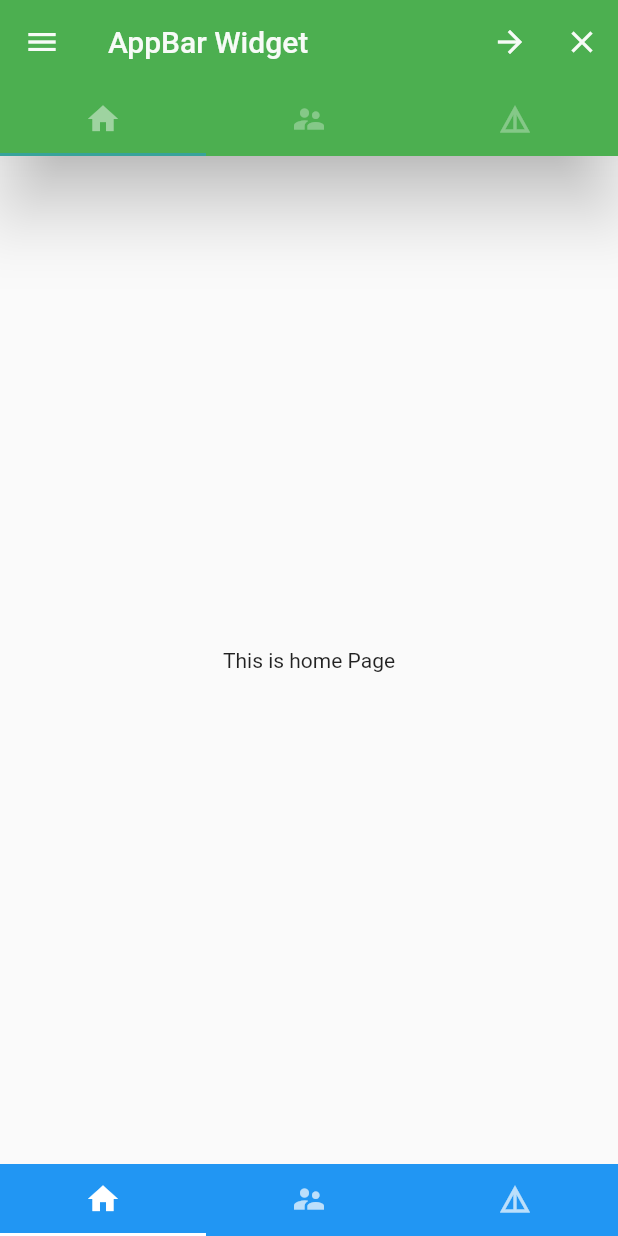
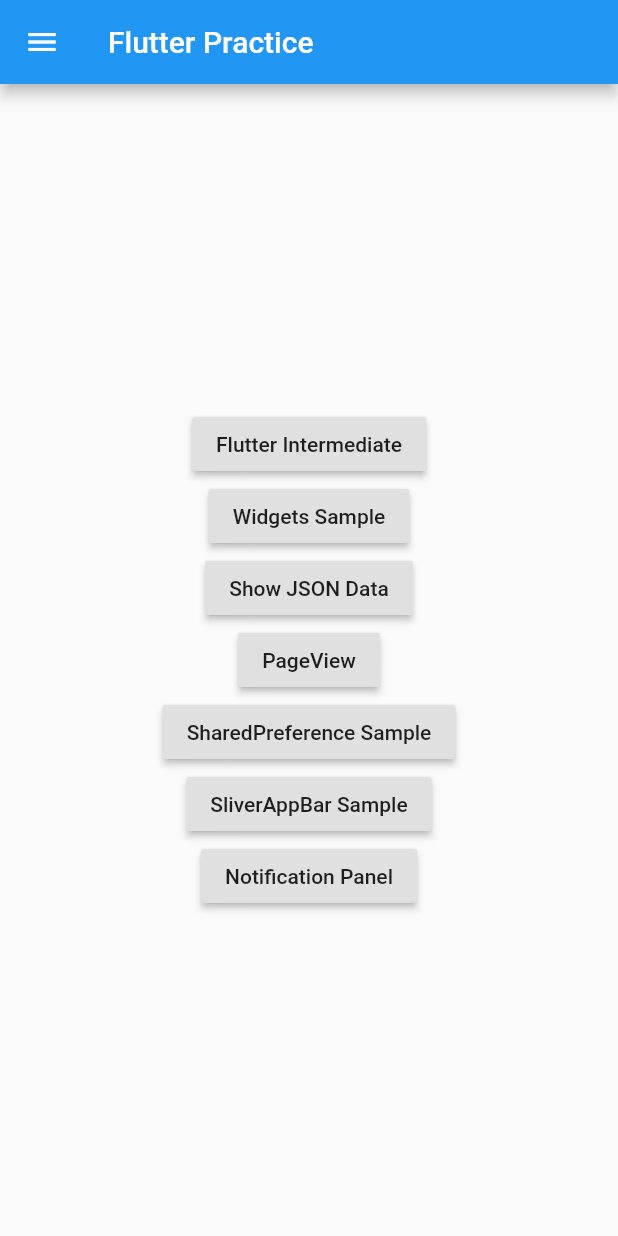
Before and after one commit to ahzamee/flutterPractice, a Flutter app: the screen it shows after launch, on a phone screen of 412 x 824 dp. Run offline on Flutter 3.47's test engine with Material 2 defaults, Android fonts, the phone set to English and light mode, and no system bars; our stand-ins replace shared_preferences.

Commit message:
intermediate course done

```diff
--- a/lib/main.dart
+++ b/lib/main.dart
@@ -1,11 +1,157 @@
 import 'package:flutter/cupertino.dart';
 import 'package:flutter/material.dart';
+import 'package:udemypracapp/pageViewSample.dart';
+import 'package:udemypracapp/sharedPreferenceSample.dart';
+import 'package:udemypracapp/showJsonData.dart';
+import 'package:udemypracapp/sliverAppBarSample.dart';
+import 'flutterIntermidiate.dart';
+import 'userDetails.dart';
+import 'notification.dart';
 
-void main(){
-  runApp(new MaterialApp(home: new BasicAppBarApplication()));
+void main() {
+  runApp(new MaterialApp(home: new TextFieldWidget()));
 }
 
-class BasicAppBarApplication extends StatefulWidget {
+class TextFieldWidget extends StatefulWidget {
+  @override
+  _TextFieldWidgetState createState() => _TextFieldWidgetState();
+}
+
+class _TextFieldWidgetState extends State<TextFieldWidget> {
+  final GlobalKey<ScaffoldState> _skey = new GlobalKey<ScaffoldState>();
+
+  @override
+  Widget build(BuildContext context) {
+    return Scaffold(
+      key: _skey,
+      appBar: new AppBar(
+        title: new Text("Flutter Practice"),
+      ),
+
+      //making drawer with user info
+      drawer: new Drawer(
+        child: new ListView(
+          children: <Widget>[
+            new UserAccountsDrawerHeader(
+              accountName: new Text("Hussain Zamee"),
+              accountEmail: new Text("ahzamee@gmail.com"),
+              currentAccountPicture: new CircleAvatar(
+                backgroundColor: Colors.black54,
+                child: new Text("Z"),
+              ),
+              decoration: new BoxDecoration(color: Colors.blue),
+              otherAccountsPictures: <Widget>[
+                new CircleAvatar(
+                  backgroundColor: Colors.black38,
+                  child: new Text("A"),
+                ),
+                new CircleAvatar(
+                  backgroundColor: Colors.black38,
+                  child: new Text("H"),
+                )
+              ],
+            ),
+            new ListTile(
+              title: new Text("User Details"),
+              trailing: new Icon(Icons.arrow_forward_ios),
+              onTap: () => Navigator.of(context).push(new MaterialPageRoute(
+                  builder: (BuildContext context) => new DiffWidgets())),
+            ),
+            new ListTile(
+              title: new Text("Notification"),
+              trailing: new Icon(Icons.arrow_forward_ios),
+              onTap: () => Navigator.of(context).push(new MaterialPageRoute(
+                  builder: (BuildContext context) =>
+                  new UserNotification("User Notifications"))),
+            ),
+            new ListTile(
+              title: new Text("Close"),
+              trailing: new Icon(Icons.close),
+              onTap: () {
+                Navigator.pop(context);
+              },
+            )
+          ],
+        ),
+      ),
+      body: new Column(
+        mainAxisAlignment: MainAxisAlignment.center,
+        children: <Widget>[
+          new Center(
+            child: new RaisedButton(
+              onPressed: () {
+                Navigator.of(context).push(new MaterialPageRoute(
+                    builder: (BuildContext context) => new FlutterIntermediate()));
+              },
+              child: new Text("Flutter Intermediate"),
+            ),
+          ),
+          new Center(
+            child: new RaisedButton(
+              onPressed: () {
+                Navigator.of(context).push(new MaterialPageRoute(
+                    builder: (BuildContext context) => new DiffWidgets()));
+              },
+              child: new Text("Widgets Sample"),
+            ),
+          ),
+          new Center(
+            child: new RaisedButton(
+              onPressed: () {
+                Navigator.of(context).push(new MaterialPageRoute(
+                    builder: (BuildContext context) =>
+                    new ShowJsonData()));
+              },
+              child: new Text("Show JSON Data"),
+            ),
+          ),
+          new Center(
+            child: new RaisedButton(
+              onPressed: () {
+                Navigator.of(context).push(new MaterialPageRoute(
+                    builder: (BuildContext context) =>
+                    new PageViewSample()));
+              },
+              child: new Text("PageView"),
+            ),
+          ),
+          new Center(
+            child: new RaisedButton(
+              onPressed: () {
+                Navigator.of(context).push(new MaterialPageRoute(
+                    builder: (BuildContext context) =>
+                    new SharedPreferenceSample()));
+              },
+              child: new Text("SharedPreference Sample"),
+            ),
+          ),
+          new Center(
+            child: new RaisedButton(
+              onPressed: () {
+                Navigator.of(context).push(new MaterialPageRoute(
+                    builder: (BuildContext context) =>
+                    new SliverAppBarSample()));
+              },
+              child: new Text("SliverAppBar Sample"),
+            ),
+          ),
+          new Center(
+            child: new RaisedButton(
+              onPressed: () {
+                Navigator.of(context).push(new MaterialPageRoute(
+                    builder: (BuildContext context) =>
+                    new UserNotification("User Notifications")));
+              },
+              child: new Text("Notification Panel"),
+            ),
+          ),
+        ],
+      ),
+    );
+  }
+}
+
+/*class BasicAppBarApplication extends StatefulWidget {
   @override
   _BasicAppBarApplicationState createState() => _BasicAppBarApplicationState();
 }
@@ -50,9 +196,10 @@ class _BasicAppBarApplicationState extends State<BasicAppBarApplication> with Si
           ],
         ),
       ),
-      /*body: new Center( //only for appbar
+      body: new Center( //only for appbar
         child: new Text(mtext),
-      ),*/
+      ),
+
       body: new TabBarView(controller: _tabController,
           children: <Widget>[
             new Center(child: new Text("This is home Page"),),
@@ -73,8 +220,7 @@ class _BasicAppBarApplicationState extends State<BasicAppBarApplication> with Si
       ),
     );
   }
-}
-
+}*/
 
 /*class GridViewApplication extends StatefulWidget {
   @override
@@ -129,7 +275,6 @@ class _GridViewApplicationState extends State<GridViewApplication> {
 }
 */
 
-
 /*
 class ListViewWidget extends StatefulWidget {
   @override
@@ -166,7 +311,6 @@ class _ListViewWidgetState extends State<ListViewWidget> {
 }
 */
 
-
 /*class _ListViewWidgetState extends State<ListViewWidget> {
   @override
   Widget build(BuildContext context) {
@@ -194,7 +338,6 @@ class _ListViewWidgetState extends State<ListViewWidget> {
     );
   }
 }*/
-
 
 /*class RowColumn extends StatelessWidget {
   @override
@@ -258,7 +401,6 @@ class _applicationState extends State<GridViewApplication> {
   }
 }*/
 
-
 /*class application extends StatelessWidget {
   @override
   Widget build(BuildContext context) {
--- a/pubspec.yaml
+++ b/pubspec.yaml
@@ -17,6 +17,9 @@ environment:
   sdk: ">=2.1.0 <3.0.0"
 
 dependencies:
+
+  shared_preferences: any
+  http: ^0.12.0+4
   flutter:
     sdk: flutter
 
```
Also changed, not shown: lib/flutterIntermidiate.dart (added, +119 -0 lines), lib/model/post.dart (added, +7 -0 lines), lib/notification.dart (added, +17 -0 lines), lib/pageViewSample.dart (added, +36 -0 lines), lib/sharedPreferenceSample.dart (added, +55 -0 lines), lib/showJsonData.dart (added, +72 -0 lines), lib/sliverAppBarSample.dart (added, +30 -0 lines), lib/userDetails.dart (added, +152 -0 lines), pubspec.lock, 1 other file.
